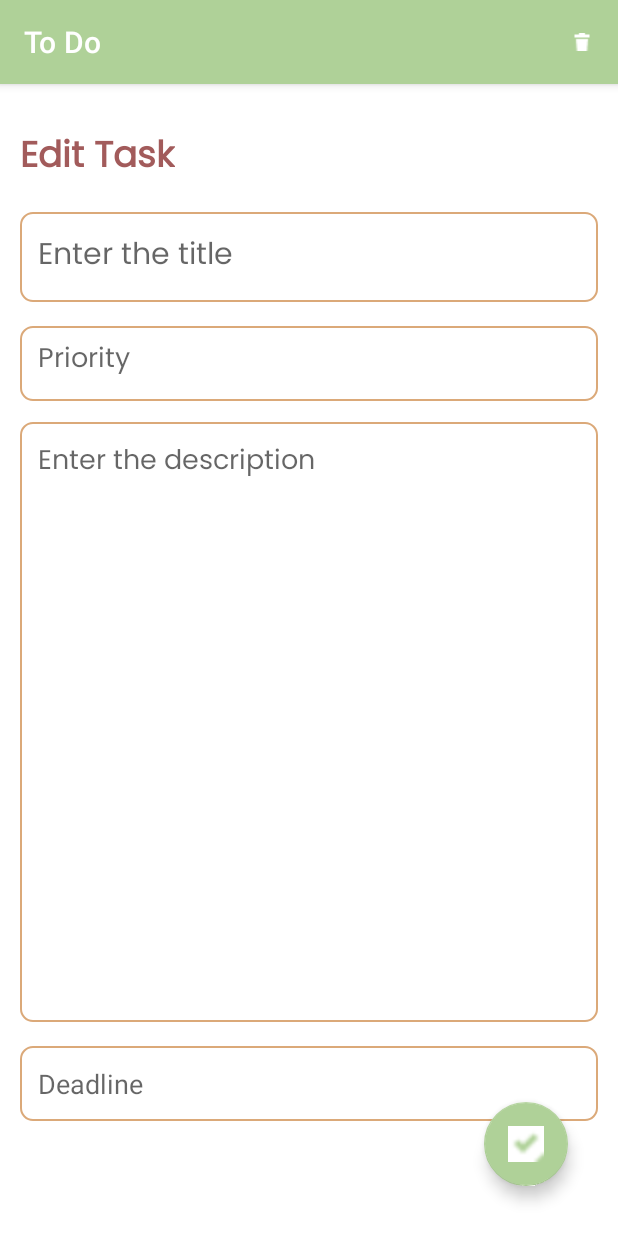
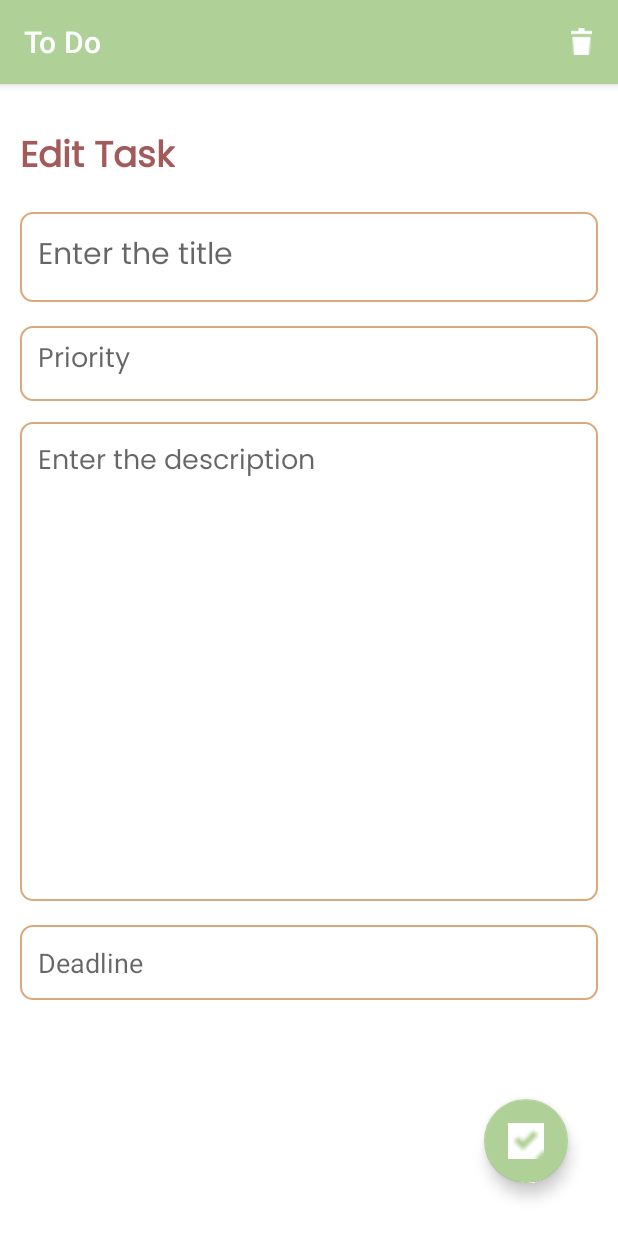
Before and after one commit to Chathunilel/ToDo, an Android app: the EditTaskFragment screen opened through its navigation route, on a phone screen of 412 x 824 dp. Run offline under Robolectric (Android 15) with nearby library versions, the phone set to English and light mode, and no system bars; our stand-ins replace Room's generated code, data binding; 5 statements that could not run were skipped.

Commit message:
version 2

```diff
--- a/app/src/main/java/com/example/todo/fragments/AddTaskFragment.kt
+++ b/app/src/main/java/com/example/todo/fragments/AddTaskFragment.kt
@@ -1,7 +1,6 @@
 package com.example.todo.fragments
 
 import android.os.Bundle
-import androidx.fragment.app.Fragment
 import android.view.LayoutInflater
 import android.view.Menu
 import android.view.MenuInflater
@@ -11,6 +10,7 @@ import android.view.ViewGroup
 import android.widget.Toast
 import androidx.core.view.MenuHost
 import androidx.core.view.MenuProvider
+import androidx.fragment.app.Fragment
 import androidx.lifecycle.Lifecycle
 import androidx.navigation.findNavController
 import com.example.todo.MainActivity
@@ -79,7 +79,7 @@ class AddTaskFragment : Fragment(R.layout.fragment_add_task), MenuProvider {
             else -> false
         }
 
-        }
+    }
 
     override fun onDestroy() {
         super.onDestroy()
--- a/app/src/main/java/com/example/todo/fragments/EditTaskFragment.kt
+++ b/app/src/main/java/com/example/todo/fragments/EditTaskFragment.kt
@@ -2,7 +2,6 @@ package com.example.todo.fragments
 
 import android.app.AlertDialog
 import android.os.Bundle
-import androidx.fragment.app.Fragment
 import android.view.LayoutInflater
 import android.view.Menu
 import android.view.MenuInflater
@@ -12,6 +11,7 @@ import android.view.ViewGroup
 import android.widget.Toast
 import androidx.core.view.MenuHost
 import androidx.core.view.MenuProvider
+import androidx.fragment.app.Fragment
 import androidx.lifecycle.Lifecycle
 import androidx.navigation.findNavController
 import androidx.navigation.fragment.navArgs
@@ -50,7 +50,12 @@ class EditTaskFragment : Fragment(R.layout.fragment_edit_task), MenuProvider {
         taskViewModel = (activity as MainActivity).taskViewModel
         currentTask = args.task!!
 
-        binding.editTaskTitle.setOnClickListener{
+        binding.editTaskTitle.setText(currentTask.taskTitle)
+        binding.editTaskPrio.setText(currentTask.taskPriority)
+        binding.editTaskDesc.setText(currentTask.taskDescription)
+        binding.editDeadline.setText(currentTask.taskDeadline)
+
+        binding.editTaskFab.setOnClickListener{
             val taskTitle = binding.editTaskTitle.text.toString().trim()
             val taskPrioriy = binding.editTaskPrio.text.toString().trim()
             val taskDescription = binding.editTaskDesc.text.toString().trim()
--- a/app/src/main/java/com/example/todo/fragments/HomeFragment.kt
+++ b/app/src/main/java/com/example/todo/fragments/HomeFragment.kt
@@ -1,19 +1,16 @@
 package com.example.todo.fragments
-
 import android.os.Bundle
-import androidx.fragment.app.Fragment
 import android.view.LayoutInflater
 import android.view.Menu
 import android.view.MenuInflater
 import android.view.MenuItem
 import android.view.View
 import android.view.ViewGroup
-import android.widget.SearchView
+import androidx.appcompat.widget.SearchView
 import androidx.core.view.MenuHost
 import androidx.core.view.MenuProvider
-import androidx.lifecycle.AndroidViewModel
+import androidx.fragment.app.Fragment
 import androidx.lifecycle.Lifecycle
-import androidx.lifecycle.ViewModelProvider
 import androidx.navigation.findNavController
 import androidx.recyclerview.widget.StaggeredGridLayoutManager
 import com.example.todo.MainActivity
@@ -22,7 +19,6 @@ import com.example.todo.adapter.TaskAdapter
 import com.example.todo.databinding.FragmentHomeBinding
 import com.example.todo.model.Task
 import com.example.todo.viewmodel.TaskViewModel
-import com.google.android.material.circularreveal.CircularRevealHelper.Strategy
 
 
 class HomeFragment : Fragment(R.layout.fragment_home), SearchView.OnQueryTextListener, MenuProvider {
@@ -52,9 +48,9 @@ class HomeFragment : Fragment(R.layout.fragment_home), SearchView.OnQueryTextLis
         taskViewModel = (activity as MainActivity).taskViewModel
         setupHomeRecyclerView()
 
-        binding.addTaskFab.setOnClickListener { {
+        binding.addTaskFab.setOnClickListener {
             it.findNavController().navigate(R.id.action_homeFragment_to_addTaskFragment)
-        } }
+         }
     }
 
     private fun updateUI(task: List<Task>?){
--- a/app/src/main/res/layout/activity_main.xml
+++ b/app/src/main/res/layout/activity_main.xml
@@ -23,7 +23,8 @@
             app:layout_constraintEnd_toEndOf="parent"
             app:layout_constraintStart_toStartOf="parent"
             app:layout_constraintTop_toTopOf="parent"
-            app:navGraph="@navigation/nav_graph" />
+            app:navGraph="@navigation/nav_graph"
+            />
 
     </androidx.constraintlayout.widget.ConstraintLayout>
 </layout>
--- a/app/src/main/res/layout/fragment_add_task.xml
+++ b/app/src/main/res/layout/fragment_add_task.xml
@@ -39,7 +39,7 @@
         <EditText
             android:id="@+id/addTaskDesc"
             android:layout_width="399dp"
-            android:layout_height="400dp"
+            android:layout_height="317dp"
             android:layout_below="@id/addTaskTitle"
             android:layout_marginTop="80dp"
             android:background="@drawable/border"
--- a/app/src/main/res/layout/fragment_edit_task.xml
+++ b/app/src/main/res/layout/fragment_edit_task.xml
@@ -40,7 +40,7 @@
         <EditText
             android:id="@+id/editTaskDesc"
             android:layout_width="399dp"
-            android:layout_height="400dp"
+            android:layout_height="319dp"
             android:layout_below="@id/editTaskTitle"
             android:layout_marginTop="80dp"
             android:background="@drawable/border"
@@ -78,19 +78,19 @@
             android:inputType="date" />
 
         <com.google.android.material.floatingactionbutton.FloatingActionButton
-            android:id="@+id/editNoteFab"
+            android:id="@+id/editTaskFab"
             android:layout_width="wrap_content"
             android:layout_height="wrap_content"
+            android:layout_alignParentEnd="true"
+            android:layout_alignParentBottom="true"
+
             android:layout_marginEnd="20dp"
-            android:layout_marginBottom="20dp"
+            android:layout_marginBottom="22dp"
+            android:backgroundTint="@color/lightGreen"
             android:clickable="true"
-            android:backgroundTint="@color/lightGreen"
-            android:tintMode="@color/white"
+            android:contentDescription="editFab"
             android:src="@drawable/done"
-            android:layout_alignParentBottom="true"
-            android:layout_alignParentEnd="true"
-            android:contentDescription="editFab" />
-
+            android:tintMode="@color/white" />
 
 
     </RelativeLayout>
```
Also changed, not shown: app/src/main/res/drawable/delete.png.
